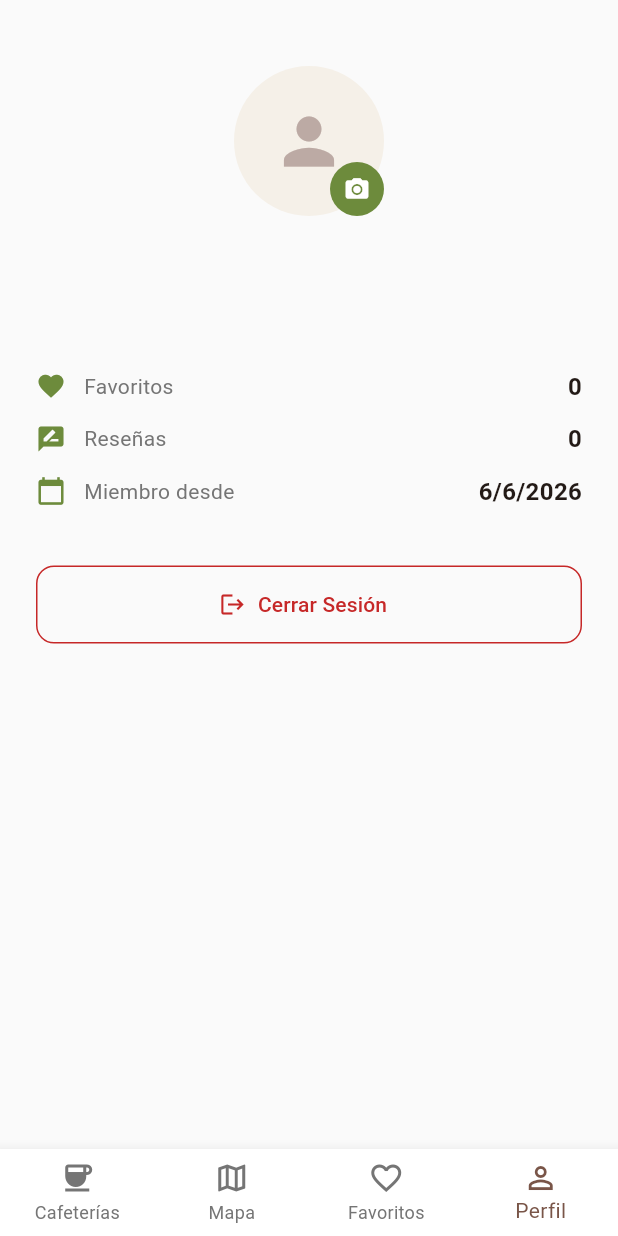
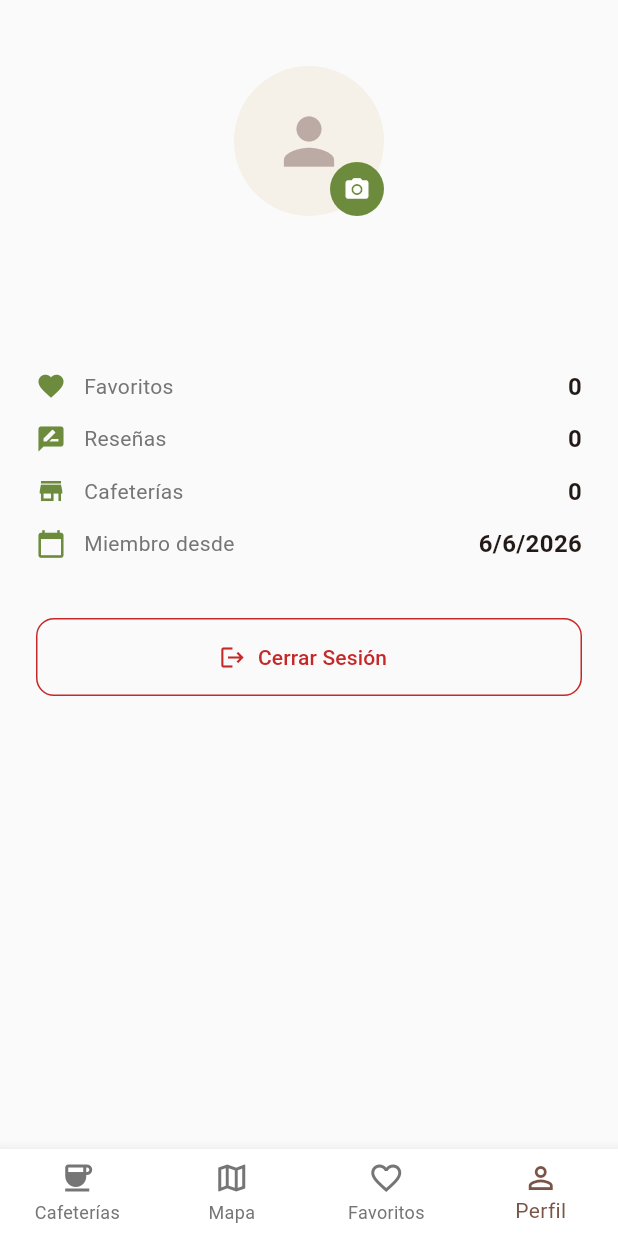
Before and after one commit to abdiCobos/tragoAmargo, a Flutter app: the screen it shows once a user with an empty profile is signed in, item 4 of the bottom bar chosen, after a tap on the "camera alt" icon, on a phone screen of 412 x 824 dp. Run offline on Flutter 3.47's test engine with Material 3 defaults, Android fonts, the phone set to English and light mode, and no system bars; our stand-ins replace cached_network_image, cloud_firestore, firebase_auth, firebase_core, flutter_map, flutter_rating_bar and 4 more; accounts and stored records are empty.

Commit message:
Owner: editar cafetería, perfil con favoritos y cafeterías owned, dashboard de dueño con stats

```diff
--- a/lib/features/profile/profile_screen.dart
+++ b/lib/features/profile/profile_screen.dart
@@ -6,6 +6,9 @@ import '../../providers/auth_provider.dart';
 import '../../services/storage_service.dart';
 import '../../services/firestore_service.dart';
 import '../../models/review.dart';
+import '../../models/coffee_shop.dart';
+import '../shops/shop_detail_screen.dart';
+import '../shops/widgets/shop_card.dart';
 
 class ProfileScreen extends StatefulWidget {
   const ProfileScreen({super.key});
@@ -14,127 +17,125 @@ class ProfileScreen extends StatefulWidget {
   State<ProfileScreen> createState() => _ProfileScreenState();
 }
 
-class _ProfileScreenState extends State<ProfileScreen> with SingleTickerProviderStateMixin {
+class _ProfileScreenState extends State<ProfileScreen> {
   List<Review> _userReviews = [];
-  late AnimationController _animController;
-  late Animation<double> _fadeAnim;
-  late Animation<Offset> _slideAnim;
+  List<CoffeeShop> _favoriteShops = [];
+  List<CoffeeShop> _ownedShops = [];
+  bool _loadingOwned = false;
 
   @override
   void initState() {
     super.initState();
-    _animController = AnimationController(vsync: this, duration: const Duration(milliseconds: 600));
-    _fadeAnim = CurvedAnimation(parent: _animController, curve: Curves.easeOut);
-    _slideAnim = Tween<Offset>(begin: const Offset(0, 0.08), end: Offset.zero)
-        .animate(CurvedAnimation(parent: _animController, curve: Curves.easeOutCubic));
-    _animController.forward();
-    WidgetsBinding.instance.addPostFrameCallback((_) => _loadReviews());
+    WidgetsBinding.instance.addPostFrameCallback((_) => _loadData());
   }
 
-  @override
-  void dispose() {
-    _animController.dispose();
-    super.dispose();
+  Future<void> _loadData() async {
+    final auth = context.read<AuthProvider>();
+    if (!auth.isAuthenticated) return;
+
+    final fs = context.read<FirestoreService>();
+    final reviews = await fs.getReviewsByUser(auth.user!.uid);
+    final favIds = auth.appUser?.favoriteShops ?? [];
+    final ownedIds = auth.appUser?.ownedShops ?? [];
+
+    final favShops = <CoffeeShop>[];
+    for (final id in favIds) {
+      final shop = await fs.getCoffeeShop(id);
+      if (shop != null) favShops.add(shop);
     }
 
-  Future<void> _loadReviews() async {
-    final auth = context.read<AuthProvider>();
-    if (!auth.isAuthenticated) return;
-    final firestore = context.read<FirestoreService>();
-    final reviews = await firestore.getReviewsByUser(auth.user!.uid);
-    if (mounted) setState(() => _userReviews = reviews);
+    if (mounted) {
+      setState(() {
+        _userReviews = reviews;
+        _favoriteShops = favShops;
+        _loadingOwned = true;
+      });
     }
 
-  Future<void> _refresh() async {
-    await _loadReviews();
-    _animController.reset();
-    _animController.forward();
+    final ownedShops = <CoffeeShop>[];
+    for (final id in ownedIds) {
+      final shop = await fs.getCoffeeShop(id);
+      if (shop != null) ownedShops.add(shop);
+    }
+
+    if (mounted) setState(() { _ownedShops = ownedShops; _loadingOwned = false; });
   }
 
   @override
   Widget build(BuildContext context) {
     return Consumer<AuthProvider>(
       builder: (context, auth, _) {
-        if (!auth.isAuthenticated) return _buildGuestView();
+        if (!auth.isAuthenticated) return _guestView();
         final user = auth.user!;
         final appUser = auth.appUser;
 
         return RefreshIndicator(
-          onRefresh: _refresh,
+          onRefresh: () async { await _loadData(); },
           child: SingleChildScrollView(
             physics: const AlwaysScrollableScrollPhysics(),
             padding: const EdgeInsets.all(24),
-            child: FadeTransition(
-              opacity: _fadeAnim,
-              child: SlideTransition(
-                position: _slideAnim,
             child: Column(
               children: [
                 const SizedBox(height: 20),
                 Stack(
                   children: [
                     CircleAvatar(
-                          radius: 50,
-                          backgroundColor: AppColors.surface,
+                      radius: 50, backgroundColor: AppColors.surface,
                       backgroundImage: user.photoURL != null ? NetworkImage(user.photoURL!) : null,
-                          child: user.photoURL == null
-                              ? const Icon(Icons.person, size: 50, color: AppColors.tertiary)
-                              : null,
+                      child: user.photoURL == null ? const Icon(Icons.person, size: 50, color: AppColors.tertiary) : null,
                     ),
-                        Positioned(
-                          bottom: 0, right: 0,
-                          child: CircleAvatar(
+                    Positioned(bottom: 0, right: 0, child: CircleAvatar(
                       radius: 18, backgroundColor: AppColors.secondary,
-                            child: IconButton(
-                              icon: const Icon(Icons.camera_alt, size: 18, color: Colors.white),
-                              onPressed: () => _changePhoto(context),
-                            ),
-                          ),
-                        ),
+                      child: IconButton(icon: const Icon(Icons.camera_alt, size: 18, color: Colors.white), onPressed: () => _changePhoto(context)),
+                    )),
                   ],
                 ),
                 const SizedBox(height: 16),
-                    Text(user.displayName ?? 'Usuario',
-                        style: const TextStyle(fontSize: 22, fontWeight: FontWeight.bold)),
+                Text(user.displayName ?? 'Usuario', style: const TextStyle(fontSize: 22, fontWeight: FontWeight.bold)),
                 const SizedBox(height: 4),
                 Text(user.email ?? '', style: const TextStyle(color: AppColors.textSecondary)),
                 const SizedBox(height: 24),
-                    _statRow(Icons.favorite, '${appUser?.favoriteShops.length ?? 0}', 'Favoritos'),
-                    _statRow(Icons.rate_review, '${_userReviews.length}', 'Reseñas'),
-                    _statRow(Icons.calendar_today, _fmt(appUser?.createdAt ?? DateTime.now()), 'Miembro desde'),
-                    if (_userReviews.isNotEmpty) ...[
+                _stat(Icons.favorite, '${appUser?.favoriteShops.length ?? 0}', 'Favoritos'),
+                _stat(Icons.rate_review, '${_userReviews.length}', 'Reseñas'),
+                _stat(Icons.store, '${appUser?.ownedShops.length ?? 0}', 'Cafeterías'),
+                _stat(Icons.calendar_today, _fmt(appUser?.createdAt ?? DateTime.now()), 'Miembro desde'),
+
+                if (_ownedShops.isNotEmpty) ...[
+                  const SizedBox(height: 24), const Divider(),
+                  const SizedBox(height: 12),
+                  const Text('Mis Cafeterías', style: TextStyle(fontSize: 18, fontWeight: FontWeight.bold)),
+                  const SizedBox(height: 8),
+                  ..._ownedShops.map((s) => _ownerCard(s)),
+                ],
+
+                if (_favoriteShops.isNotEmpty) ...[
+                  const SizedBox(height: 24), const Divider(),
+                  const SizedBox(height: 12),
+                  const Text('Mis Favoritos', style: TextStyle(fontSize: 18, fontWeight: FontWeight.bold)),
+                  const SizedBox(height: 8),
+                  ..._favoriteShops.map((s) => ShopCard(shop: s, onTap: () => Navigator.push(context, MaterialPageRoute(builder: (_) => ShopDetailScreen(shopId: s.id))))),
+                ],
+
+                if (_userReviews.isNotEmpty && _ownedShops.isEmpty && _favoriteShops.isEmpty) ...[
                   const SizedBox(height: 16),
-                      SizedBox(
-                        width: double.infinity, height: 44,
-                        child: OutlinedButton.icon(
-                          onPressed: () {
-                            Navigator.push(context, MaterialPageRoute(
-                              builder: (_) => UserReviewsScreen(userId: user.uid, userName: user.displayName ?? 'Usuario'),
-                            ));
-                          },
-                          icon: const Icon(Icons.list_alt, size: 18),
-                          label: const Text('Ver todas mis reseñas'),
-                        ),
-                      ),
+                  SizedBox(width: double.infinity, height: 44, child: OutlinedButton.icon(
+                    onPressed: () => Navigator.push(context, MaterialPageRoute(
+                      builder: (_) => UserReviewsScreen(userId: user.uid, userName: user.displayName ?? 'Usuario'))),
+                    icon: const Icon(Icons.list_alt, size: 18), label: const Text('Ver todas mis reseñas'),
+                  )),
                 ],
+
                 const SizedBox(height: 32),
-                    SizedBox(
-                      width: double.infinity, height: 52,
-                      child: OutlinedButton.icon(
+                SizedBox(width: double.infinity, height: 52, child: OutlinedButton.icon(
                   onPressed: () async {
                     await auth.signOut();
-                          if (context.mounted) {
-                            Navigator.pushNamedAndRemoveUntil(context, '/login', (r) => false);
-                          }
+                    if (context.mounted) Navigator.pushNamedAndRemoveUntil(context, '/login', (r) => false);
                   },
                   icon: const Icon(Icons.logout, color: AppColors.error),
                   label: const Text('Cerrar Sesión', style: TextStyle(color: AppColors.error)),
                   style: OutlinedButton.styleFrom(side: const BorderSide(color: AppColors.error)),
-                      ),
-                    ),
+                )),
               ],
-                ),
-              ),
             ),
           ),
         );
@@ -142,25 +143,51 @@ class _ProfileScreenState extends State<ProfileScreen> with SingleTickerProvider
     );
   }
 
-  Widget _buildGuestView() {
+  Widget _ownerCard(CoffeeShop shop) {
+    return Container(
+      margin: const EdgeInsets.only(bottom: 10),
+      padding: const EdgeInsets.all(14),
+      decoration: BoxDecoration(color: AppColors.surface, borderRadius: BorderRadius.circular(12)),
+      child: Row(children: [
+        Expanded(child: Column(crossAxisAlignment: CrossAxisAlignment.start, children: [
+          Row(children: [
+            const Icon(Icons.verified, size: 16, color: AppColors.secondary),
+            const SizedBox(width: 6),
+            Expanded(child: Text(shop.name, style: const TextStyle(fontWeight: FontWeight.w600, fontSize: 15))),
+          ]),
+          const SizedBox(height: 4),
+          Text(shop.address, style: const TextStyle(fontSize: 12, color: AppColors.textSecondary), maxLines: 1, overflow: TextOverflow.ellipsis),
+          const SizedBox(height: 6),
+          Row(children: [
+            _tag('${shop.totalReviews} reseñas'),
+            const SizedBox(width: 8),
+            _tag(shop.averageRating > 0 ? shop.averageRating.toStringAsFixed(1) : 'Sin calif'),
+          ]),
+        ])),
+        IconButton(onPressed: () => Navigator.push(context, MaterialPageRoute(builder: (_) => ShopDetailScreen(shopId: shop.id))),
+            icon: const Icon(Icons.arrow_forward_ios, size: 16, color: AppColors.textSecondary)),
+      ]),
+    );
+  }
+
+  Widget _tag(String text) {
+    return Container(padding: const EdgeInsets.symmetric(horizontal: 8, vertical: 2),
+      decoration: BoxDecoration(color: AppColors.secondary.withValues(alpha: 0.1), borderRadius: BorderRadius.circular(6)),
+      child: Text(text, style: const TextStyle(fontSize: 11, color: AppColors.secondary, fontWeight: FontWeight.w600)));
+  }
+
+  Widget _guestView() {
     return Center(
-      child: FadeTransition(
-        opacity: _fadeAnim,
-        child: SlideTransition(
-          position: _slideAnim,
       child: Column(
         mainAxisSize: MainAxisSize.min,
         children: [
           TweenAnimationBuilder<double>(
-                tween: Tween(begin: 0.8, end: 1.0),
-                duration: const Duration(milliseconds: 800),
-                curve: Curves.elasticOut,
+            tween: Tween(begin: 0.8, end: 1.0), duration: const Duration(milliseconds: 800), curve: Curves.elasticOut,
             builder: (_, val, child) => Transform.scale(scale: val, child: child),
             child: Container(
               padding: const EdgeInsets.all(24),
               decoration: BoxDecoration(
-                    color: AppColors.surface,
-                    shape: BoxShape.circle,
+                color: AppColors.surface, shape: BoxShape.circle,
                 boxShadow: [BoxShadow(color: AppColors.primary.withValues(alpha: 0.15), blurRadius: 20, offset: const Offset(0, 8))],
               ),
               child: const Icon(Icons.coffee, size: 56, color: AppColors.primary),
@@ -168,42 +195,24 @@ class _ProfileScreenState extends State<ProfileScreen> with SingleTickerProvider
           ),
           const SizedBox(height: 24),
           const Text('Inicia sesión para comenzar a reseñar',
-                  style: TextStyle(fontSize: 18, fontWeight: FontWeight.w600, color: AppColors.textPrimary),
-                  textAlign: TextAlign.center),
+              style: TextStyle(fontSize: 18, fontWeight: FontWeight.w600, color: AppColors.textPrimary), textAlign: TextAlign.center),
           const SizedBox(height: 8),
           const Text('Guarda tus cafeterías favoritas y comparte tu opinión',
-                  style: TextStyle(color: AppColors.textSecondary, fontSize: 14),
-                  textAlign: TextAlign.center),
+              style: TextStyle(color: AppColors.textSecondary, fontSize: 14), textAlign: TextAlign.center),
           const SizedBox(height: 28),
-              TweenAnimationBuilder<double>(
-                tween: Tween(begin: 0.0, end: 1.0),
-                duration: const Duration(milliseconds: 600),
-                curve: Curves.easeOut,
-                builder: (_, val, child) => Opacity(opacity: val, child: child),
-                child: ElevatedButton.icon(
-                  onPressed: () => Navigator.pushNamed(context, '/login'),
-                  icon: const Icon(Icons.person),
-                  label: const Text('Iniciar Sesión'),
-                ),
-              ),
+          ElevatedButton.icon(onPressed: () => Navigator.pushNamed(context, '/login'),
+            icon: const Icon(Icons.person), label: const Text('Iniciar Sesión')),
         ],
-          ),
-        ),
       ),
     );
   }
 
-  Widget _statRow(IconData icon, String value, String label) {
-    return Padding(
-      padding: const EdgeInsets.symmetric(vertical: 6),
-      child: Row(children: [
-        Icon(icon, color: AppColors.secondary, size: 20),
-        const SizedBox(width: 12),
+  Widget _stat(IconData icon, String value, String label) {
+    return Padding(padding: const EdgeInsets.symmetric(vertical: 6), child: Row(children: [
+      Icon(icon, color: AppColors.secondary, size: 20), const SizedBox(width: 12),
       Text(label, style: const TextStyle(color: AppColors.textSecondary)),
-        const Spacer(),
-        Text(value, style: const TextStyle(fontWeight: FontWeight.bold, fontSize: 16)),
-      ]),
-    );
+      const Spacer(), Text(value, style: const TextStyle(fontWeight: FontWeight.bold, fontSize: 16)),
+    ]));
   }
 
   String _fmt(DateTime date) => '${date.day}/${date.month}/${date.year}';
@@ -221,9 +230,7 @@ class _ProfileScreenState extends State<ProfileScreen> with SingleTickerProvider
       await user.updatePhotoURL(url);
       if (!context.mounted) return;
       setState(() {});
-      ScaffoldMessenger.of(context).showSnackBar(
-        const SnackBar(content: Text('Foto actualizada')),
-      );
+      ScaffoldMessenger.of(context).showSnackBar(const SnackBar(content: Text('Foto actualizada')));
     }
   }
 }
@@ -239,41 +246,20 @@ class UserReviewsScreen extends StatelessWidget {
       appBar: AppBar(title: Text('Reseñas de $userName')),
       body: FutureBuilder<List<Review>>(
         future: context.read<FirestoreService>().getReviewsByUser(userId),
-        builder: (_, snapshot) {
-          if (snapshot.connectionState == ConnectionState.waiting) {
+        builder: (_, snap) {
+          if (snap.connectionState == ConnectionState.waiting) {
             return const Center(child: CircularProgressIndicator(color: AppColors.primary));
           }
-          final reviews = snapshot.data ?? [];
-          if (reviews.isEmpty) {
-            return const Center(child: Text('No ha escrito reseñas aún', style: TextStyle(color: AppColors.textSecondary)));
-          }
-          return ListView.builder(
-            padding: const EdgeInsets.all(16),
-            itemCount: reviews.length,
-            itemBuilder: (_, i) {
+          final reviews = snap.data ?? [];
+          if (reviews.isEmpty) return const Center(child: Text('No ha escrito reseñas', style: TextStyle(color: AppColors.textSecondary)));
+          return ListView.builder(padding: const EdgeInsets.all(16), itemCount: reviews.length, itemBuilder: (_, i) {
             final r = reviews[i];
-              return Card(
-                margin: const EdgeInsets.only(bottom: 12),
-                shape: RoundedRectangleBorder(borderRadius: BorderRadius.circular(12)),
-                child: Padding(
-                  padding: const EdgeInsets.all(14),
-                  child: Column(
-                    crossAxisAlignment: CrossAxisAlignment.start,
-                    children: [
-                      Row(children: List.generate(5, (j) => Icon(
-                          j < r.overallRating.round() ? Icons.star : Icons.star_border,
-                          size: 16, color: AppColors.star)),
-                      ),
-                      if (r.comment.isNotEmpty) ...[
-                        const SizedBox(height: 8),
-                        Text(r.comment, style: const TextStyle(fontSize: 14)),
-                      ],
-                    ],
-                  ),
-                ),
-              );
-            },
-          );
+            return Card(margin: const EdgeInsets.only(bottom: 12), shape: RoundedRectangleBorder(borderRadius: BorderRadius.circular(12)),
+              child: Padding(padding: const EdgeInsets.all(14), child: Column(crossAxisAlignment: CrossAxisAlignment.start, children: [
+                Row(children: List.generate(5, (j) => Icon(j < r.overallRating.round() ? Icons.star : Icons.star_border, size: 16, color: AppColors.star))),
+                if (r.comment.isNotEmpty) ...[const SizedBox(height: 8), Text(r.comment, style: const TextStyle(fontSize: 14))],
+              ])));
+          });
         },
       ),
     );
```
Also changed, not shown: lib/features/shops/edit_shop_screen.dart (added, +187 -0 lines), lib/features/shops/shop_detail_screen.dart (+12 -1 lines). Lines whose indentation alone changed are shown as unchanged.
